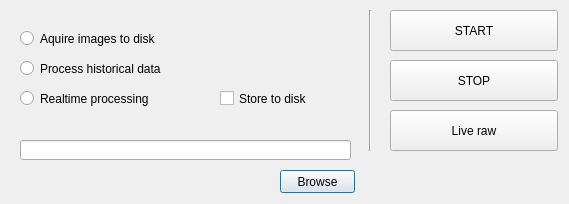
First picture: the form in pysilcam/silcamgui/SilCamController.ui, repository SINTEF/PySilCam, before the edit.
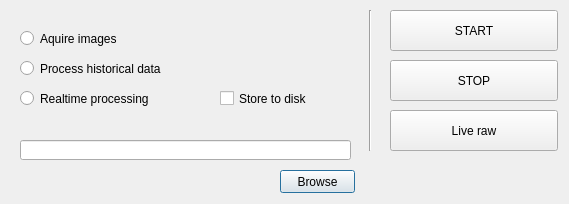
Second picture: the form after the edit.

```diff
--- a/pysilcam/silcamgui/SilCamController.ui
+++ b/pysilcam/silcamgui/SilCamController.ui
@@ -105,7 +105,7 @@
     </rect>
    </property>
    <property name="text">
-    <string>Aquire images to disk</string>
+    <string>Aquire images</string>
    </property>
   </widget>
   <widget class="QRadioButton" name="rb_process_historical">
```
